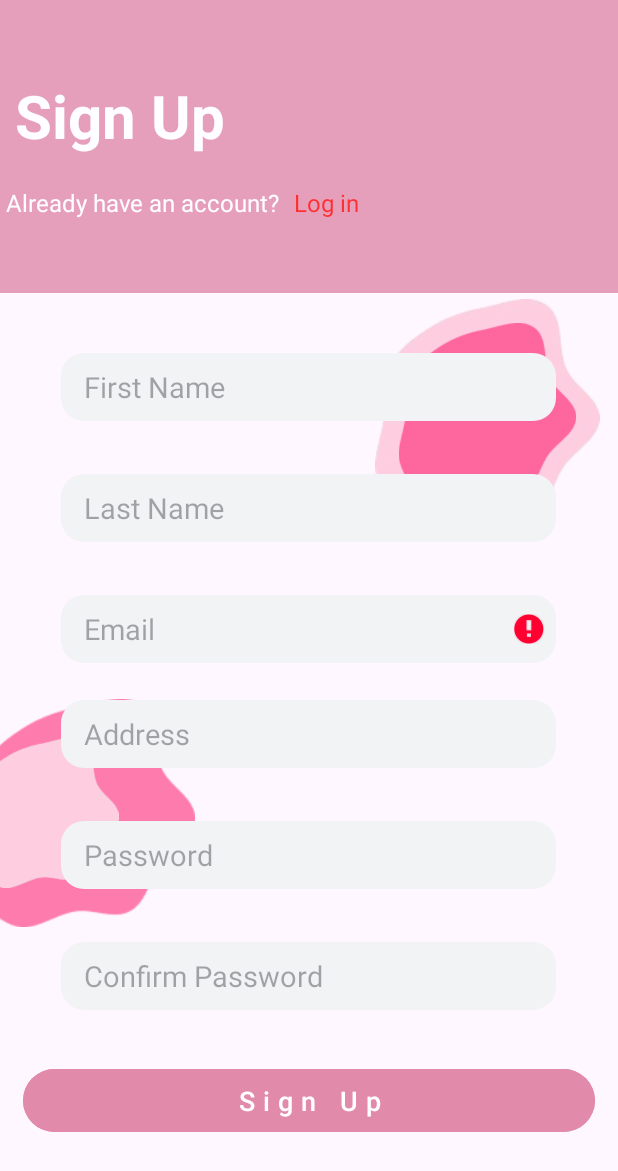
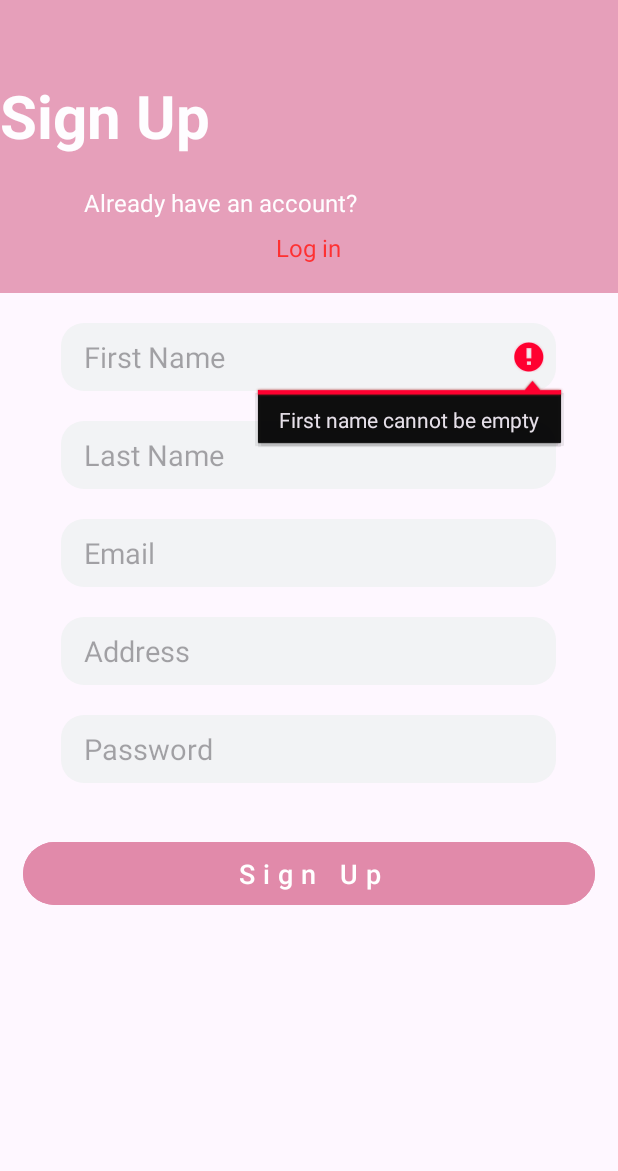
Before and after one commit to reyjeanjoy/Beaute-Rare, an Android app: the SignUpActivity screen opened directly, with no data from a screen before it, after a tap on "Sign Up", on a phone screen of 412 x 824 dp. Shown: the top 1171 px of the screen. Run offline under Robolectric (Android 15) with nearby library versions, the phone set to English and light mode, and no system bars.

Commit message:
Rhytz Committ Changes

```diff
--- a/app/build.gradle.kts
+++ b/app/build.gradle.kts
@@ -60,5 +60,10 @@ dependencies {
     annotationProcessor ("com.github.bumptech.glide:compiler:4.12.0")
     implementation (platform("com.google.firebase:firebase-bom:33.0.0"))
     implementation ("com.google.firebase:firebase-storage:20.0.0")
+    implementation ("com.squareup.retrofit2:retrofit:2.9.0")
+    implementation ("com.squareup.retrofit2:converter-gson:2.9.0")
+    implementation ("com.squareup.okhttp3:logging-interceptor:4.10.0")
+
+
 
 }
--- a/app/src/main/AndroidManifest.xml
+++ b/app/src/main/AndroidManifest.xml
@@ -3,6 +3,7 @@
     xmlns:tools="http://schemas.android.com/tools">
 
     <uses-permission android:name="android.permission.INTERNET" />
+    <uses-permission android:name="android.permission.ACCESS_NETWORK_STATE" />
 
     <application
         android:allowBackup="true"
@@ -13,7 +14,10 @@
         android:roundIcon="@mipmap/ic_launcher_round"
         android:supportsRtl="true"
         android:theme="@style/Theme.Rare"
+        android:networkSecurityConfig="@xml/network_security_config"
         tools:targetApi="31">
+
+        <!-- Activities go here -->
         <activity
             android:name=".BookDetailsActivity"
             android:exported="false" />
@@ -148,10 +152,8 @@
             android:exported="true">
             <intent-filter>
                 <action android:name="android.intent.action.MAIN" />
-
                 <category android:name="android.intent.category.LAUNCHER" />
             </intent-filter>
         </activity>
     </application>
-
 </manifest>
--- a/app/src/main/java/com/beauterare/rare/SignUpActivity.kt
+++ b/app/src/main/java/com/beauterare/rare/SignUpActivity.kt
@@ -1,99 +1,124 @@
 package com.beauterare.rare
 
-import android.content.ContentValues.TAG
 import android.content.Intent
 import android.os.Bundle
-import android.provider.ContactsContract
 import android.util.Log
+import android.view.View
 import android.widget.Button
 import android.widget.EditText
+import android.widget.ProgressBar
 import android.widget.TextView
 import android.widget.Toast
-import androidx.activity.enableEdgeToEdge
 import androidx.appcompat.app.AppCompatActivity
-import com.google.android.gms.tasks.OnSuccessListener
-import com.google.firebase.auth.FirebaseAuth
-import com.google.firebase.firestore.FirebaseFirestore
-
+import retrofit2.Call
+import retrofit2.Callback
+import retrofit2.Response
 
 class SignUpActivity : AppCompatActivity() {
 
-    private lateinit var auth: FirebaseAuth
     private lateinit var signupEmail: EditText
     private lateinit var signupPassword: EditText
+    private lateinit var signupFname: EditText
+    private lateinit var signupLname: EditText
+    private lateinit var signupAddress: EditText
     private lateinit var signUpButton: Button
     private lateinit var loginTextView: TextView
-    private lateinit var signupFname:EditText
-    private lateinit var signupLname:EditText
-    private lateinit var signupaddress:EditText
-    private lateinit var fStore:FirebaseFirestore
-    private lateinit var userID:TextView
-
+    private lateinit var progressBar: ProgressBar
 
     override fun onCreate(savedInstanceState: Bundle?) {
         super.onCreate(savedInstanceState)
-        enableEdgeToEdge()
         setContentView(R.layout.activity_sign_up)
 
-        auth = FirebaseAuth.getInstance()
-        fStore = FirebaseFirestore.getInstance()
+        // Initialize UI elements
         signupEmail = findViewById(R.id.Email)
         signupPassword = findViewById(R.id.Password)
+        signupFname = findViewById(R.id.FirstName)
+        signupLname = findViewById(R.id.LastName)
+        signupAddress = findViewById(R.id.Address)
         signUpButton = findViewById(R.id.SignUpButton)
         loginTextView = findViewById(R.id.LoginTextView)
-        signupFname = findViewById(R.id.FirstName)
-        signupLname = findViewById(R.id.LastName)
-        signupaddress = findViewById(R.id.Address)
+        progressBar = findViewById(R.id.progressBar) // Add a ProgressBar in the layout
 
+        // Handle sign-up button click
         signUpButton.setOnClickListener {
-            val user = signupEmail.text.toString().trim()
-            val pass = signupPassword.text.toString().trim()
-            val fname = signupFname.text.toString().trim()
-            val lname = signupLname.text.toString().trim()
-            val address = signupaddress.text.toString().trim()
+            val email = signupEmail.text.toString().trim()
+            val password = signupPassword.text.toString().trim()
+            val firstName = signupFname.text.toString().trim()
+            val lastName = signupLname.text.toString().trim()
+            val address = signupAddress.text.toString().trim()
 
-            if (user.isEmpty()) {
-                signupEmail.error = "Email cannot be empty"
-                return@setOnClickListener
-            }
-            if (pass.isEmpty()) {
-                signupPassword.error = "Password cannot be empty"
-                return@setOnClickListener
-            }
+            // Validate inputs
+            if (!validateInputs(firstName, lastName, email, password, address)) return@setOnClickListener
 
-            auth.createUserWithEmailAndPassword(user, pass).addOnCompleteListener { task ->
-                if (task.isSuccessful) {
-                    Toast.makeText(this@SignUpActivity, "SignUp Successful", Toast.LENGTH_SHORT).show();
-                    val userID = auth.currentUser?.uid
-                    val documentReference = fStore.collection("users").document(userID!!)
-                    val user = hashMapOf(
-                        "fname" to fname,
-                        "lname" to lname,
-                        "email" to user,
-                        "pass" to pass,
-                        "address" to address
-                    )
-                    documentReference.set(user).addOnSuccessListener {
-                        Log.d(TAG, "onSuccess: User Profile is created for $userID")
-                    }.addOnFailureListener { e ->
-                        Log.w(TAG, "Error adding document", e)
+            // Show ProgressBar and disable the button
+            progressBar.visibility = View.VISIBLE
+            signUpButton.isEnabled = false
+
+            // Prepare API request
+            val signUpRequest = SignUpRequest(firstName, lastName, email, password, address)
+
+            // Make API call using Retrofit
+            RetrofitClient.instance.registerUser(signUpRequest).enqueue(object : Callback<SignUpResponse> {
+                override fun onResponse(call: Call<SignUpResponse>, response: Response<SignUpResponse>) {
+                    // Hide ProgressBar and re-enable the button
+                    progressBar.visibility = View.GONE
+                    signUpButton.isEnabled = true
+
+                    if (response.isSuccessful && response.body() != null) {
+                        val responseBody = response.body()
+                        if (responseBody?.success == true) {
+                            Toast.makeText(this@SignUpActivity, responseBody.message, Toast.LENGTH_SHORT).show()
+                            // Navigate to LoginActivity
+                            startActivity(Intent(this@SignUpActivity, LogInActivity::class.java))
+                            finish()
+                        } else {
+                            Toast.makeText(this@SignUpActivity, responseBody?.message ?: "Sign-up failed.", Toast.LENGTH_SHORT).show()
+                        }
+                    } else {
+                        Log.d("SignUpActivity", "Unexpected response: ${response.errorBody()?.string()}")
+                        Toast.makeText(this@SignUpActivity, "Sign-up failed. Please try again.", Toast.LENGTH_SHORT).show()
                     }
+                }
 
+                override fun onFailure(call: Call<SignUpResponse>, t: Throwable) {
+                    // Hide ProgressBar and re-enable the button
+                    progressBar.visibility = View.GONE
+                    signUpButton.isEnabled = true
 
-                    startActivity(Intent(this@SignUpActivity, LogInActivity::class.java))
+                    Log.e("SignUpActivity", "Network error: ${t.message}")
+                    Toast.makeText(this@SignUpActivity, "Network error: ${t.message}", Toast.LENGTH_SHORT).show()
                 }
-                else {
-                    Toast.makeText(
-                        this@SignUpActivity,
-                        "SignUp Failed" + task.exception?.message,
-                        Toast.LENGTH_SHORT
-                    ).show()
-                }
-            }
+            })
         }
 
+        // Navigate to LoginActivity
         loginTextView.setOnClickListener {
             startActivity(Intent(this@SignUpActivity, LogInActivity::class.java))
         }
     }
+
+    // Function to validate inputs
+    private fun validateInputs(firstName: String, lastName: String, email: String, password: String, address: String): Boolean {
+        if (firstName.isEmpty()) {
+            signupFname.error = "First name cannot be empty"
+            return false
+        }
+        if (lastName.isEmpty()) {
+            signupLname.error = "Last name cannot be empty"
+            return false
+        }
+        if (email.isEmpty()) {
+            signupEmail.error = "Email cannot be empty"
+            return false
+        }
+        if (password.isEmpty()) {
+            signupPassword.error = "Password cannot be empty"
+            return false
+        }
+        if (address.isEmpty()) {
+            signupAddress.error = "Address cannot be empty"
+            return false
+        }
+        return true
+    }
 }
--- a/app/src/main/res/layout/activity_sign_up.xml
+++ b/app/src/main/res/layout/activity_sign_up.xml
@@ -3,14 +3,22 @@
     xmlns:app="http://schemas.android.com/apk/res-auto"
     xmlns:tools="http://schemas.android.com/tools"
     android:layout_width="match_parent"
-    android:layout_height="match_parent">
+    android:layout_height="match_parent"
+    tools:context=".SignUpActivity">
 
+    <RelativeLayout
+        android:layout_width="match_parent"
+        android:layout_height="wrap_content">
+
+        <!-- Main Content -->
         <LinearLayout
             android:layout_width="match_parent"
             android:layout_height="wrap_content"
             android:orientation="vertical"
-        tools:context=".SignUpActivity">
+            android:layout_gravity="center_horizontal"
+            android:layout_alignParentTop="true">
 
+            <!-- Header Section -->
             <LinearLayout
                 android:layout_width="match_parent"
                 android:layout_height="195dp"
@@ -24,53 +32,32 @@
                     android:layout_height="wrap_content"
                     android:layout_gravity="center_vertical"
                     android:layout_marginTop="50dp"
-                android:text=" Sign Up"
+                    android:text="Sign Up"
                     android:textColor="@color/white"
                     android:textSize="40sp"
-                android:textStyle="bold"></TextView>
-
+                    android:textStyle="bold" />
 
                 <TextView
                     android:layout_width="300dp"
                     android:layout_height="50dp"
                     android:layout_marginTop="20dp"
-                android:text=" Already have an account?"
+                    android:layout_gravity="center"
+                    android:text="Already have an account?"
                     android:textColor="@color/white"
-                android:textSize="16sp"></TextView>
+                    android:textSize="16sp" />
 
                 <TextView
                     android:id="@+id/LoginTextView"
-                android:layout_width="300dp"
-                android:layout_height="50dp"
+                    android:layout_width="wrap_content"
+                    android:layout_height="wrap_content"
                     android:layout_gravity="center"
-                android:layout_marginLeft="140dp"
-                android:layout_marginTop="-50dp"
-                android:clickable="true"
                     android:text="Log in"
-                android:textColor=" #FF0000"
-                android:textSize="16sp" />
+                    android:textColor="#FF0000"
+                    android:textSize="16sp"
+                    android:layout_marginTop="-20dp" />
+            </LinearLayout>
 
-        </LinearLayout>
-        <Space
-            android:layout_width="match_parent"
-            android:layout_height="20dp" />
-        <LinearLayout
-            android:layout_width="match_parent"
-            android:layout_height="wrap_content" />
-
-        <ImageView
-            android:layout_width="150dp"
-            android:layout_height="200dp"
-            android:src="@drawable/img"
-            android:layout_marginTop="-40dp"
-            android:layout_marginStart="250dp"/>
-        <ImageView
-            android:layout_width="150dp"
-            android:layout_height="120dp"
-            android:src="@drawable/img1"
-            android:layout_marginTop="-160dp"
-            android:layout_marginStart="250dp"/>
-
+            <!-- Form Section -->
             <EditText
                 android:id="@+id/FirstName"
                 android:layout_width="330dp"
@@ -82,8 +69,7 @@
                 android:maxLength="16"
                 android:padding="8dp"
                 android:paddingStart="15dp"
-            android:drawablePadding="8dp"
-            android:layout_marginTop="-100dp"
+                android:layout_marginTop="20dp"
                 android:layout_marginLeft="25dp"
                 android:layout_marginRight="25dp"
                 android:singleLine="true"
@@ -99,14 +85,12 @@
                 android:background="@drawable/design"
                 android:maxLength="16"
                 android:padding="8dp"
-            android:drawablePadding="8dp"
-            android:layout_marginTop="35dp"
+                android:layout_marginTop="20dp"
                 android:layout_marginLeft="25dp"
                 android:layout_marginRight="25dp"
                 android:paddingStart="15dp"
                 android:singleLine="true"
                 android:imeOptions="actionNext" />
-
 
             <EditText
                 android:id="@+id/Email"
@@ -117,26 +101,12 @@
                 android:textSize="19sp"
                 android:background="@drawable/design"
                 android:padding="8dp"
-            android:drawablePadding="8dp"
-            android:layout_marginTop="35dp"
+                android:layout_marginTop="20dp"
                 android:layout_marginLeft="25dp"
                 android:layout_marginRight="25dp"
                 android:paddingStart="15dp"
                 android:singleLine="true"
-            android:imeOptions="actionNext"/>
-
-        <ImageView
-            android:layout_width="150dp"
-            android:layout_height="200dp"
-            android:src="@drawable/img1"
-            android:layout_marginStart="-20dp"
-            android:layout_marginTop="-0dp"/>
-        <ImageView
-            android:layout_width="100dp"
-            android:layout_height="100dp"
-            android:src="@drawable/img"
-            android:layout_marginStart="-20dp"
-            android:layout_marginTop="-150dp"/>
+                android:imeOptions="actionNext" />
 
             <EditText
                 android:id="@+id/Address"
@@ -148,13 +118,12 @@
                 android:background="@drawable/design"
                 android:maxLength="16"
                 android:padding="8dp"
-            android:drawablePadding="8dp"
-            android:layout_marginTop="-125dp"
+                android:layout_marginTop="20dp"
                 android:layout_marginLeft="25dp"
                 android:layout_marginRight="25dp"
                 android:paddingStart="15dp"
                 android:singleLine="true"
-            android:imeOptions="actionNext"/>
+                android:imeOptions="actionNext" />
 
             <EditText
                 android:id="@+id/Password"
@@ -163,37 +132,18 @@
                 android:layout_gravity="center"
                 android:hint="Password"
                 android:textSize="19sp"
-            android:layout_marginTop="35dp"
+                android:layout_marginTop="20dp"
                 android:layout_marginLeft="25dp"
                 android:inputType="textPassword"
                 android:background="@drawable/design"
                 android:maxLength="16"
                 android:padding="8dp"
-            android:drawablePadding="8dp"
                 android:layout_marginRight="25dp"
                 android:paddingStart="15dp"
                 android:singleLine="true"
-            android:imeOptions="actionNext"/>
+                android:imeOptions="actionNext" />
 
-        <EditText
-            android:id="@+id/ConfirmPassword"
-            android:layout_width="330dp"
-            android:layout_height="wrap_content"
-            android:layout_gravity="center"
-            android:hint="Confirm Password"
-            android:textSize="19sp"
-            android:layout_marginTop="35dp"
-            android:layout_marginLeft="25dp"
-            android:inputType="textPassword"
-            android:background="@drawable/design"
-            android:maxLength="16"
-            android:padding="8dp"
-            android:drawablePadding="8dp"
-            android:layout_marginRight="25dp"
-            android:paddingStart="15dp"
-            android:singleLine="true"
-            android:imeOptions="actionNext"/>
-
+            <!-- Submit Button -->
             <Button
                 android:id="@+id/SignUpButton"
                 android:layout_width="match_parent"
@@ -206,7 +156,16 @@
                 android:text="Sign Up"
                 android:textColor="@color/white"
                 android:textSize="18sp"
-            android:letterSpacing="0.3"/>
+                android:letterSpacing="0.3" />
+        </LinearLayout>
 
-    </LinearLayout>
+        <!-- ProgressBar -->
+        <ProgressBar
+            android:id="@+id/progressBar"
+            android:layout_width="50dp"
+            android:layout_height="50dp"
+            android:layout_centerInParent="true"
+            android:visibility="gone"
+            android:indeterminate="true" />
+    </RelativeLayout>
 </ScrollView>
--- /dev/null
+++ b/app/src/main/res/xml/network_security_config.xml
@@ -0,0 +1,6 @@
+<?xml version="1.0" encoding="utf-8"?>
+<network-security-config>
+    <domain-config cleartextTrafficPermitted="true">
+        <domain includeSubdomains="true">192.168.1.8</domain> <!-- Replace with your server's IP address -->
+    </domain-config>
+</network-security-config>
```
Also changed, not shown: app/src/main/java/com/beauterare/rare/ApiService.kt (added, +44 -0 lines), app/src/main/java/com/beauterare/rare/LogInActivity.kt (+36 -13 lines), app/src/main/java/com/beauterare/rare/MainActivity.kt (+38 -13 lines), app/src/main/java/com/beauterare/rare/RetrofitClient.kt (added, +27 -0 lines), app/src/main/java/com/beauterare/rare/User.kt (added, +10 -0 lines). Lines whose indentation alone changed are shown as unchanged.
